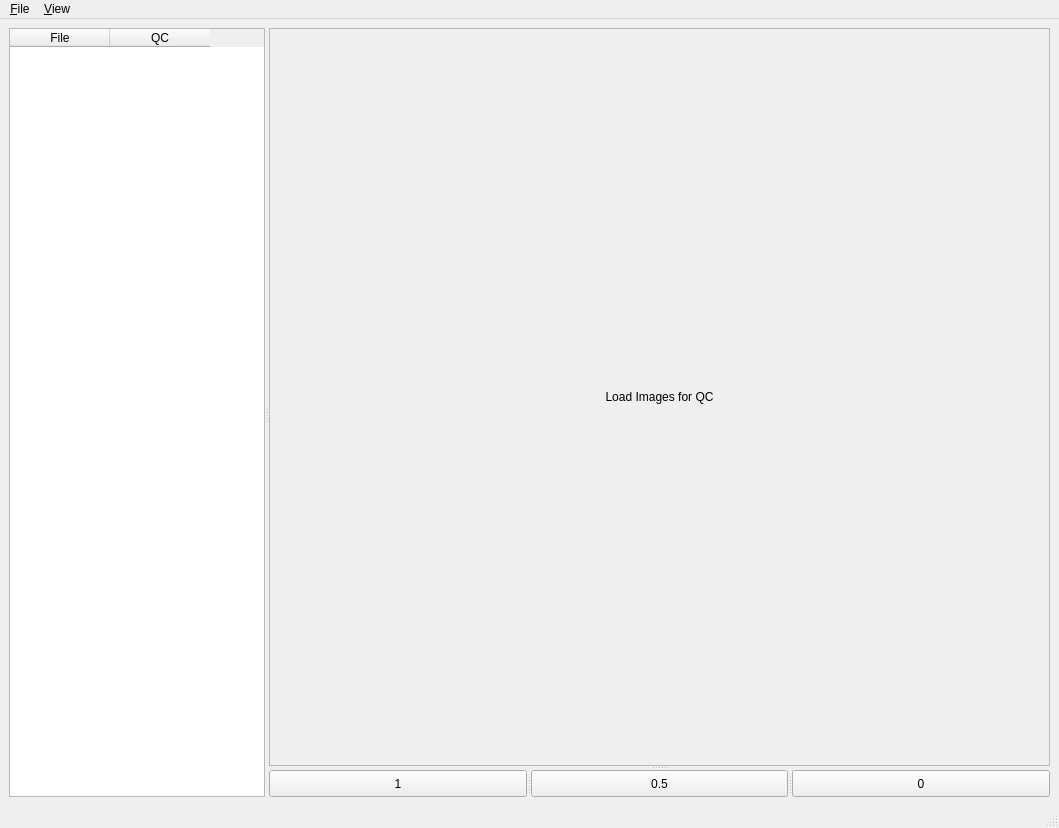
CoBrALab/PyQC, file window1.ui: the form before one commit.
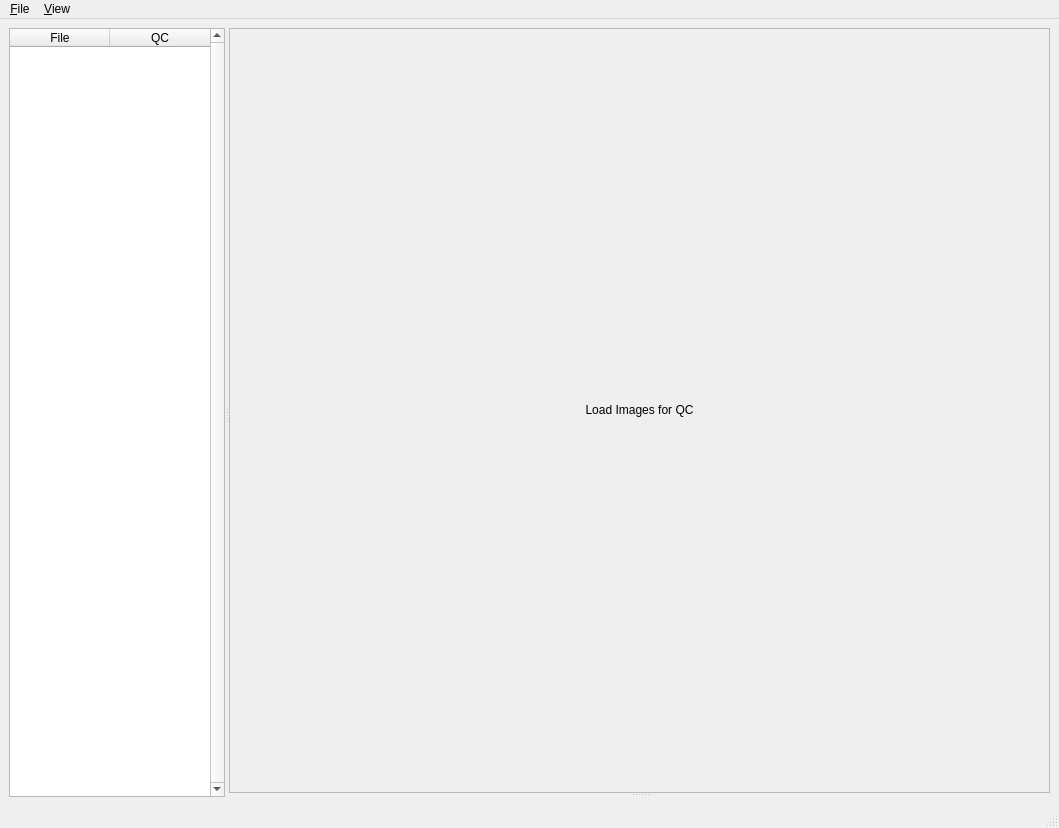
The form after the commit.

Commit message: Fix scaling, titles and scrollbar stuff

```diff
--- a/window1.ui
+++ b/window1.ui
@@ -51,15 +51,45 @@
          <height>0</height>
         </size>
        </property>
+       <property name="focusPolicy">
+        <enum>Qt::NoFocus</enum>
+       </property>
+       <property name="verticalScrollBarPolicy">
+        <enum>Qt::ScrollBarAlwaysOn</enum>
+       </property>
+       <property name="horizontalScrollBarPolicy">
+        <enum>Qt::ScrollBarAlwaysOff</enum>
+       </property>
+       <property name="sizeAdjustPolicy">
+        <enum>QAbstractScrollArea::AdjustToContents</enum>
+       </property>
+       <attribute name="horizontalHeaderMinimumSectionSize">
+        <number>5</number>
+       </attribute>
+       <attribute name="horizontalHeaderStretchLastSection">
+        <bool>false</bool>
+       </attribute>
+       <attribute name="verticalHeaderMinimumSectionSize">
+        <number>5</number>
+       </attribute>
+       <attribute name="verticalHeaderStretchLastSection">
+        <bool>false</bool>
+       </attribute>
        <column>
         <property name="text">
          <string>File</string>
         </property>
+        <property name="textAlignment">
+         <set>AlignCenter</set>
+        </property>
        </column>
        <column>
         <property name="text">
          <string>QC</string>
         </property>
+        <property name="textAlignment">
+         <set>AlignCenter</set>
+        </property>
        </column>
       </widget>
       <widget class="QSplitter" name="splitter_2">
@@ -90,8 +120,8 @@
           <rect>
            <x>0</x>
            <y>0</y>
-           <width>777</width>
-           <height>728</height>
+           <width>779</width>
+           <height>762</height>
           </rect>
          </property>
          <property name="sizePolicy">
@@ -103,6 +133,15 @@
          <layout class="QGridLayout" name="gridLayout">
           <item row="0" column="0">
            <widget class="QLabel" name="label">
+            <property name="sizePolicy">
+             <sizepolicy hsizetype="Expanding" vsizetype="Expanding">
+              <horstretch>0</horstretch>
+              <verstretch>0</verstretch>
+             </sizepolicy>
+            </property>
+            <property name="focusPolicy">
+             <enum>Qt::StrongFocus</enum>
+            </property>
             <property name="text">
              <string>Load Images for QC</string>
             </property>
@@ -118,39 +157,6 @@
         <property name="orientation">
          <enum>Qt::Horizontal</enum>
         </property>
-        <widget class="QPushButton" name="button_1">
-         <property name="maximumSize">
-          <size>
-           <width>16777215</width>
-           <height>27</height>
-          </size>
-         </property>
-         <property name="text">
-          <string>1</string>
-         </property>
-        </widget>
-        <widget class="QPushButton" name="button_05">
-         <property name="maximumSize">
-          <size>
-           <width>16777215</width>
-           <height>27</height>
-          </size>
-         </property>
-         <property name="text">
-          <string>0.5</string>
-         </property>
-        </widget>
-        <widget class="QPushButton" name="button_0">
-         <property name="maximumSize">
-          <size>
-           <width>16777215</width>
-           <height>27</height>
-          </size>
-         </property>
-         <property name="text">
-          <string>0</string>
-         </property>
-        </widget>
        </widget>
       </widget>
      </widget>
```
Left out of the diff: 5 changed lines with no effect on the pictures. The commit also changes 1 other file.
